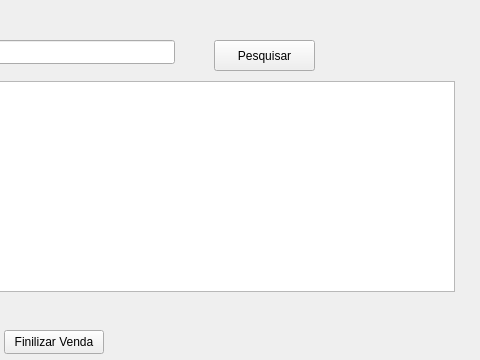
First picture: the form in window_novavenda.ui, repository enosgb/FastMarket, before the edit; both pictures show x 256 to 736 and y 0 to 360 of the 736 by 360 pixel window.
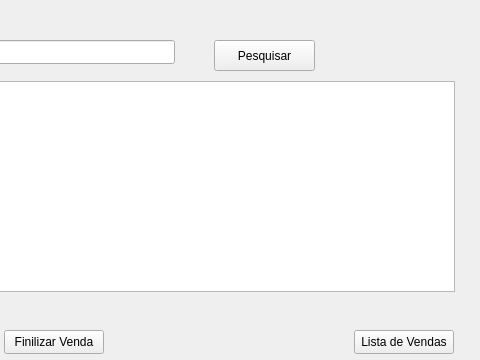
Second picture: the form after the edit.

```diff
--- a/window_novavenda.ui
+++ b/window_novavenda.ui
@@ -175,6 +175,22 @@
     <string/>
    </property>
   </widget>
+  <widget class="QPushButton" name="btn_veListaDeVendas">
+   <property name="geometry">
+    <rect>
+     <x>610</x>
+     <y>330</y>
+     <width>100</width>
+     <height>24</height>
+    </rect>
+   </property>
+   <property name="text">
+    <string>Lista de Vendas</string>
+   </property>
+   <property name="autoDefault">
+    <bool>false</bool>
+   </property>
+  </widget>
  </widget>
  <tabstops>
   <tabstop>txt_veQuantidade</tabstop>
```
